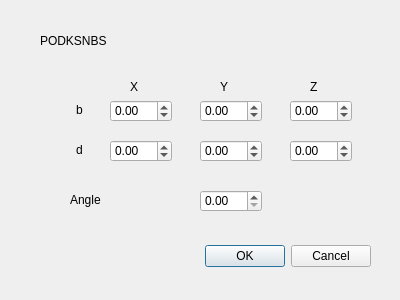
This is turnshader.ui in WBednarek/Computer_Graphics as Qt 5 draws it before an edit. The edited form follows.
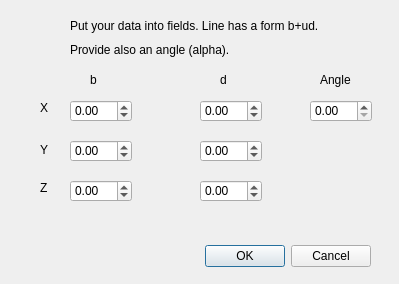
This is the edited form.

```diff
--- a/turnshader.ui
+++ b/turnshader.ui
@@ -6,8 +6,8 @@
    <rect>
     <x>0</x>
     <y>0</y>
-    <width>400</width>
-    <height>300</height>
+    <width>399</width>
+    <height>284</height>
    </rect>
   </property>
   <property name="windowTitle">
@@ -32,7 +32,7 @@
   <widget class="QDoubleSpinBox" name="xB">
    <property name="geometry">
     <rect>
-     <x>110</x>
+     <x>70</x>
      <y>100</y>
      <width>62</width>
      <height>22</height>
@@ -45,8 +45,8 @@
   <widget class="QDoubleSpinBox" name="yB">
    <property name="geometry">
     <rect>
-     <x>200</x>
-     <y>100</y>
+     <x>70</x>
+     <y>140</y>
      <width>62</width>
      <height>22</height>
     </rect>
@@ -58,8 +58,8 @@
   <widget class="QDoubleSpinBox" name="zB">
    <property name="geometry">
     <rect>
-     <x>290</x>
-     <y>100</y>
+     <x>70</x>
+     <y>180</y>
      <width>62</width>
      <height>22</height>
     </rect>
@@ -71,8 +71,8 @@
   <widget class="QDoubleSpinBox" name="xD">
    <property name="geometry">
     <rect>
-     <x>110</x>
-     <y>140</y>
+     <x>200</x>
+     <y>100</y>
      <width>62</width>
      <height>22</height>
     </rect>
@@ -97,8 +97,8 @@
   <widget class="QDoubleSpinBox" name="zD">
    <property name="geometry">
     <rect>
-     <x>290</x>
-     <y>140</y>
+     <x>200</x>
+     <y>180</y>
      <width>62</width>
      <height>22</height>
     </rect>
@@ -110,8 +110,8 @@
   <widget class="QDoubleSpinBox" name="phi">
    <property name="geometry">
     <rect>
-     <x>200</x>
-     <y>190</y>
+     <x>310</x>
+     <y>100</y>
      <width>62</width>
      <height>22</height>
     </rect>
@@ -123,23 +123,23 @@
   <widget class="QLabel" name="label">
    <property name="geometry">
     <rect>
-     <x>40</x>
-     <y>20</y>
+     <x>70</x>
+     <y>10</y>
      <width>341</width>
-     <height>41</height>
+     <height>31</height>
     </rect>
    </property>
    <property name="text">
-    <string>PODKSNBS</string>
+    <string>Put your data into fields. Line has a form b+ud.</string>
    </property>
   </widget>
   <widget class="QLabel" name="label_2">
    <property name="geometry">
     <rect>
-     <x>130</x>
-     <y>80</y>
-     <width>47</width>
-     <height>13</height>
+     <x>40</x>
+     <y>100</y>
+     <width>16</width>
+     <height>16</height>
     </rect>
    </property>
    <property name="text">
@@ -149,10 +149,10 @@
   <widget class="QLabel" name="label_3">
    <property name="geometry">
     <rect>
-     <x>220</x>
-     <y>80</y>
-     <width>47</width>
-     <height>13</height>
+     <x>40</x>
+     <y>140</y>
+     <width>41</width>
+     <height>20</height>
     </rect>
    </property>
    <property name="text">
@@ -162,10 +162,10 @@
   <widget class="QLabel" name="label_4">
    <property name="geometry">
     <rect>
-     <x>310</x>
-     <y>80</y>
-     <width>47</width>
-     <height>13</height>
+     <x>40</x>
+     <y>180</y>
+     <width>16</width>
+     <height>16</height>
     </rect>
    </property>
    <property name="text">
@@ -175,8 +175,8 @@
   <widget class="QLabel" name="label_5">
    <property name="geometry">
     <rect>
-     <x>76</x>
-     <y>100</y>
+     <x>90</x>
+     <y>70</y>
      <width>41</width>
      <height>20</height>
     </rect>
@@ -188,8 +188,8 @@
   <widget class="QLabel" name="label_6">
    <property name="geometry">
     <rect>
-     <x>76</x>
-     <y>140</y>
+     <x>220</x>
+     <y>70</y>
      <width>41</width>
      <height>20</height>
     </rect>
@@ -201,9 +201,9 @@
   <widget class="QLabel" name="label_7">
    <property name="geometry">
     <rect>
-     <x>70</x>
-     <y>190</y>
-     <width>111</width>
+     <x>320</x>
+     <y>70</y>
+     <width>51</width>
      <height>20</height>
     </rect>
    </property>
@@ -211,6 +211,19 @@
     <string>Angle</string>
    </property>
   </widget>
+  <widget class="QLabel" name="label_8">
+   <property name="geometry">
+    <rect>
+     <x>70</x>
+     <y>40</y>
+     <width>341</width>
+     <height>20</height>
+    </rect>
+   </property>
+   <property name="text">
+    <string>Provide also an angle (alpha).</string>
+   </property>
+  </widget>
  </widget>
  <resources/>
  <connections>
```
